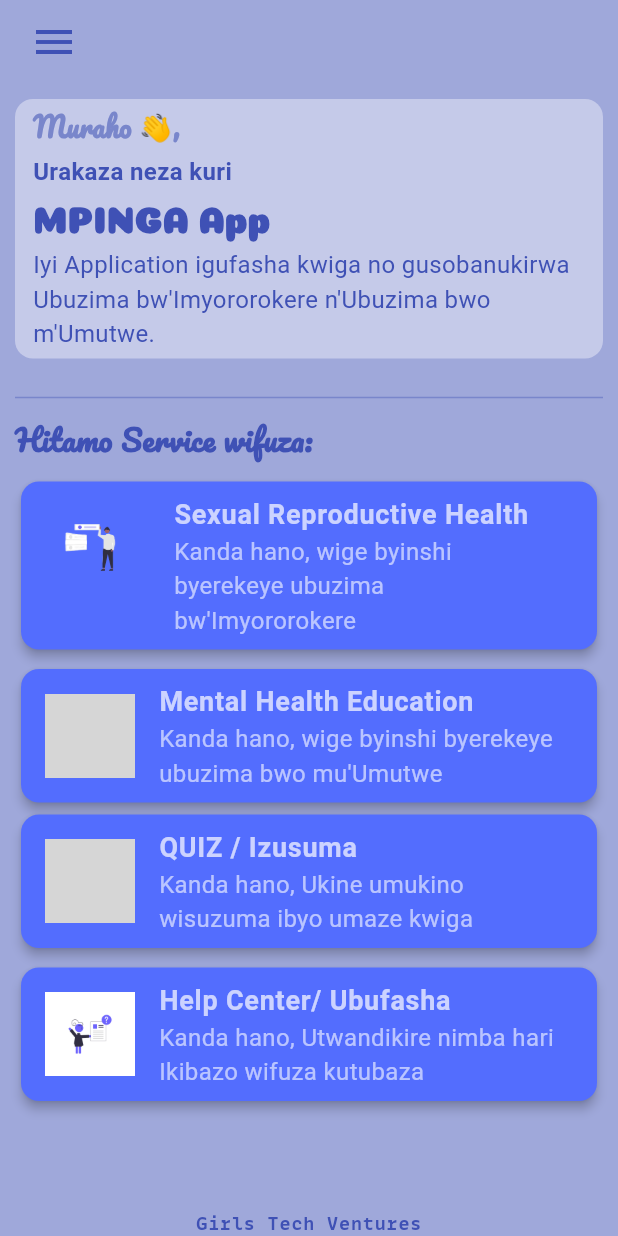
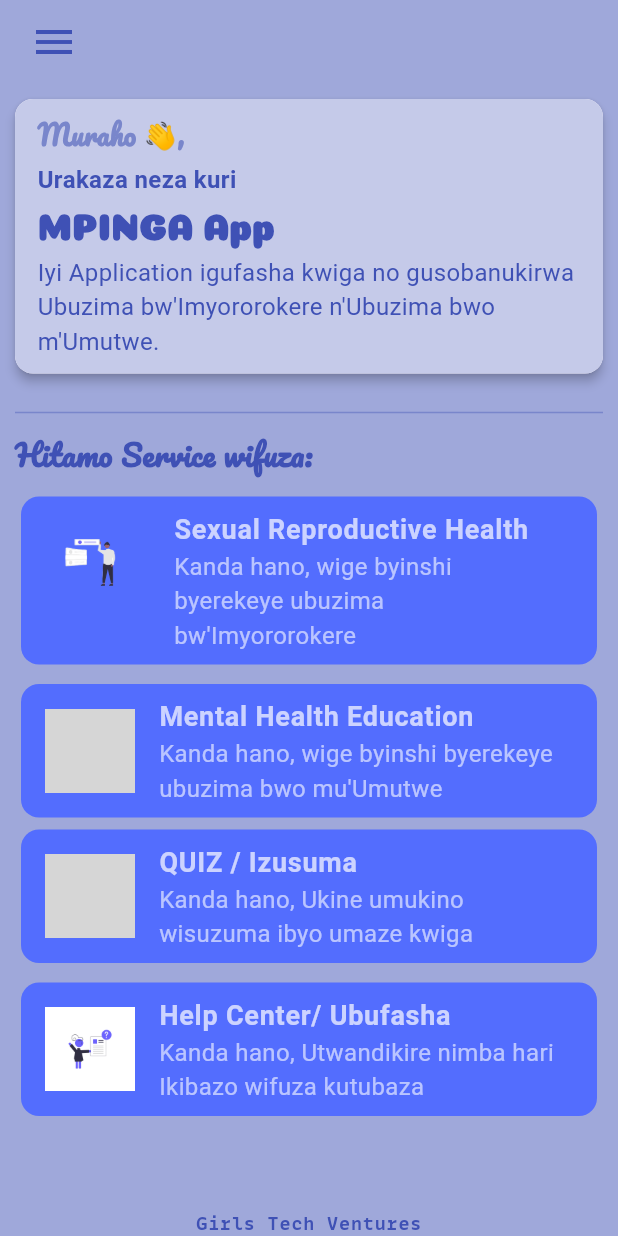
Before and after one commit to Iam-Ntwali/Mpinga, a Flutter app: the screen it shows after launch, on a phone screen of 412 x 824 dp. Run offline on Flutter 3.47's test engine with Material 3 defaults, Android fonts, the phone set to English and light mode, and no system bars; missing offline and left inert: syncfusion_flutter_pdfviewer; grey boxes are pictures that could not be loaded.

Commit message:
Some changes

```diff
--- a/lib/screens/homepage.dart
+++ b/lib/screens/homepage.dart
@@ -40,10 +40,13 @@ class _HomePageState extends State<HomePage> {
         child: Column(
           children: [
             // Intro contents start here
-            Container(
+            Card(
+              elevation: 3,
+              margin: const EdgeInsets.symmetric(horizontal: 10, vertical: 10),
+              child: Container(
                 width: double.infinity,
-              padding: const EdgeInsets.symmetric(horizontal: 12, vertical: 5),
-              margin: const EdgeInsets.symmetric(horizontal: 10, vertical: 10),
+                padding:
+                    const EdgeInsets.symmetric(horizontal: 15, vertical: 10),
                 decoration: BoxDecoration(
                   color: Colors.indigo[100],
                   borderRadius: BorderRadius.circular(12),
@@ -91,6 +94,7 @@ class _HomePageState extends State<HomePage> {
                   ],
                 ),
               ),
+            ),
             const SizedBox(height: 8),
 
             Container(
@@ -122,7 +126,7 @@ class _HomePageState extends State<HomePage> {
                     onTap: () => Navigator.pushNamed(context, '/srh_page'),
                     child: Card(
                       color: Colors.indigoAccent,
-                      elevation: 3,
+                      elevation: 0,
                       child: ListTile(
                         leading: Image.asset(
                           'assets/images/baza.png',
@@ -155,7 +159,7 @@ class _HomePageState extends State<HomePage> {
                     onTap: () => Navigator.pushNamed(context, '/mh_page'),
                     child: Card(
                       color: Colors.indigoAccent,
-                      elevation: 3,
+                      elevation: 0,
                       child: ListTile(
                         leading: Image.asset(
                           'assets/images/app.png',
@@ -189,7 +193,7 @@ class _HomePageState extends State<HomePage> {
                     onTap: () => Navigator.pushNamed(context, '/quiz_page'),
                     child: Card(
                       color: Colors.indigoAccent,
-                      elevation: 3,
+                      elevation: 0,
                       child: ListTile(
                         leading: Image.asset(
                           'assets/images/app.png',
@@ -223,7 +227,7 @@ class _HomePageState extends State<HomePage> {
                     onTap: () => Navigator.pushNamed(context, '/help_page'),
                     child: Card(
                       color: Colors.indigoAccent,
-                      elevation: 3,
+                      elevation: 0,
                       child: ListTile(
                         leading: Image.asset(
                           'assets/images/qn.png',
```
Lines whose indentation alone changed are shown as unchanged.
